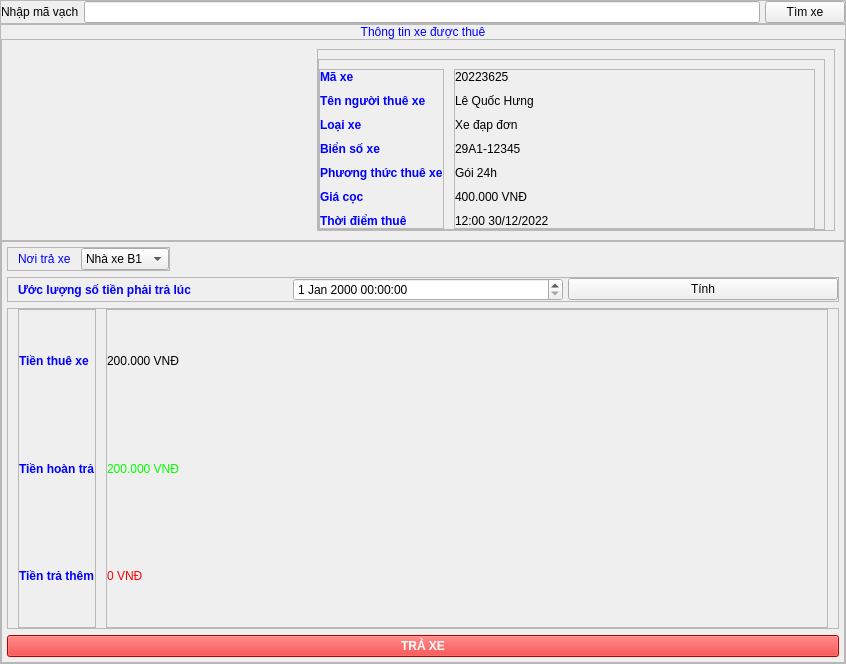
hunglequoc2001/Capstone_TKXDPM.20221_Group8, file Source code/view/ui/traXe.ui: the form before one commit.
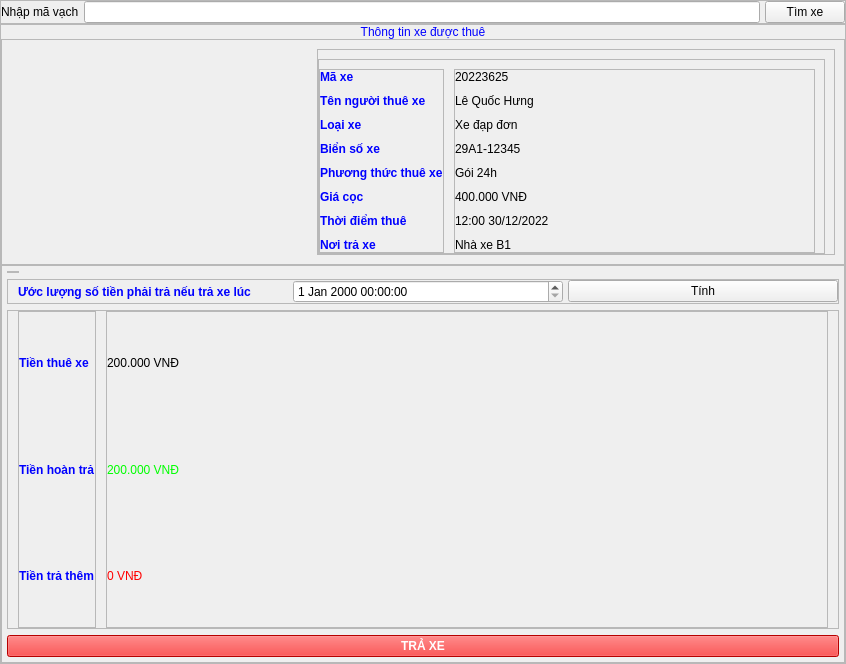
The form after the commit. Icons and pictures are not drawn.

The edit to the form file:
```diff
--- a/Source code/view/ui/traXe.ui
+++ b/Source code/view/ui/traXe.ui
@@ -291,6 +291,18 @@
                     </property>
                    </widget>
                   </item>
+                  <item>
+                   <widget class="QLabel" name="labelNoiTraXe">
+                    <property name="styleSheet">
+                     <string notr="true">color: rgb(0, 0, 255);
+font: bold 14pt &quot;Arial&quot;;
+</string>
+                    </property>
+                    <property name="text">
+                     <string>Nơi trả xe</string>
+                    </property>
+                   </widget>
+                  </item>
                  </layout>
                 </widget>
                </item>
@@ -367,6 +379,13 @@
                     </property>
                    </widget>
                   </item>
+                  <item>
+                   <widget class="QLabel" name="label_noiTraXe">
+                    <property name="text">
+                     <string>Nhà xe B1</string>
+                    </property>
+                   </widget>
+                  </item>
                  </layout>
                 </widget>
                </item>
@@ -430,35 +449,6 @@
             <property name="bottomMargin">
              <number>0</number>
             </property>
-            <item>
-             <widget class="QLabel" name="label_19">
-              <property name="styleSheet">
-               <string notr="true">color: rgb(0, 0, 255);
-font: bold 14pt &quot;Arial&quot;;
-</string>
-              </property>
-              <property name="text">
-               <string>Nơi trả xe</string>
-              </property>
-             </widget>
-            </item>
-            <item>
-             <widget class="QComboBox" name="comboBox">
-              <property name="styleSheet">
-               <string notr="true">font: 14pt &quot;Arial&quot;;</string>
-              </property>
-              <item>
-               <property name="text">
-                <string>Nhà xe B1</string>
-               </property>
-              </item>
-              <item>
-               <property name="text">
-                <string>Nhà xe D3</string>
-               </property>
-              </item>
-             </widget>
-            </item>
            </layout>
           </widget>
          </item>
@@ -496,7 +486,7 @@
 font:bold;</string>
               </property>
               <property name="text">
-               <string>Ước lượng số tiền phải trả lúc</string>
+               <string>Ước lượng số tiền phải trả nếu trả xe lúc</string>
               </property>
              </widget>
             </item>
```
Left out of the diff: 26 changed lines with no effect on the pictures.
